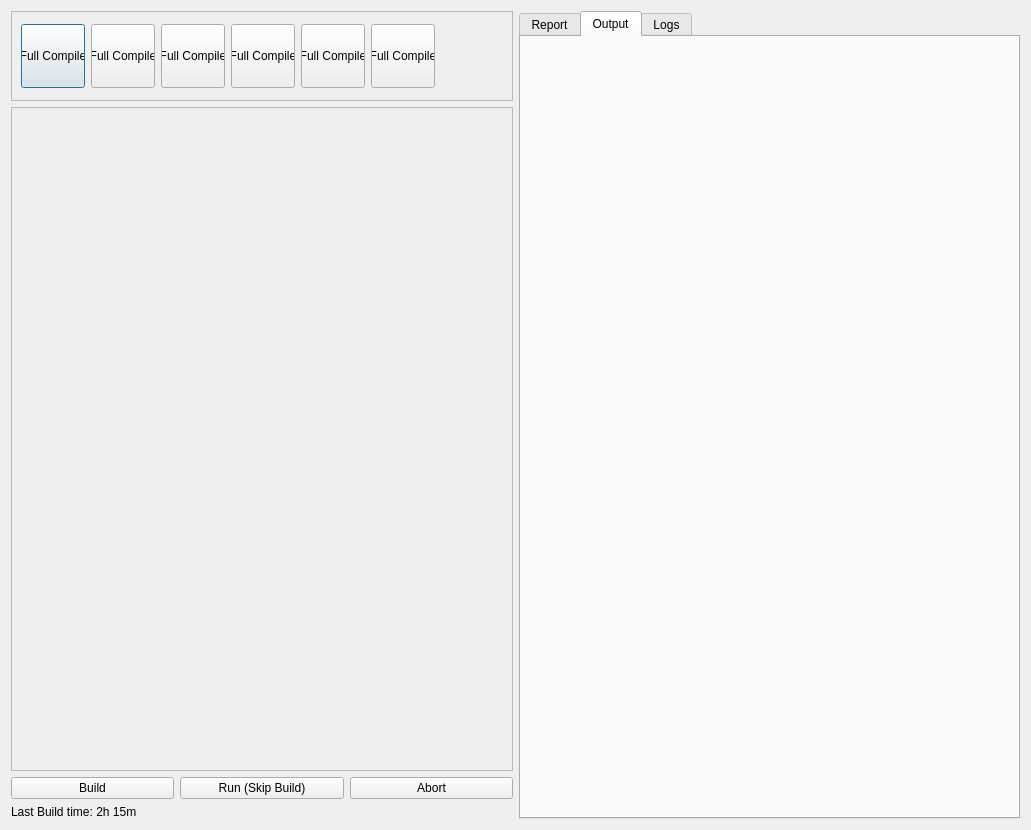
Old version of the form src/forms/mapbuilder/main.ui in the repository dertwist/Hammer5Tools.
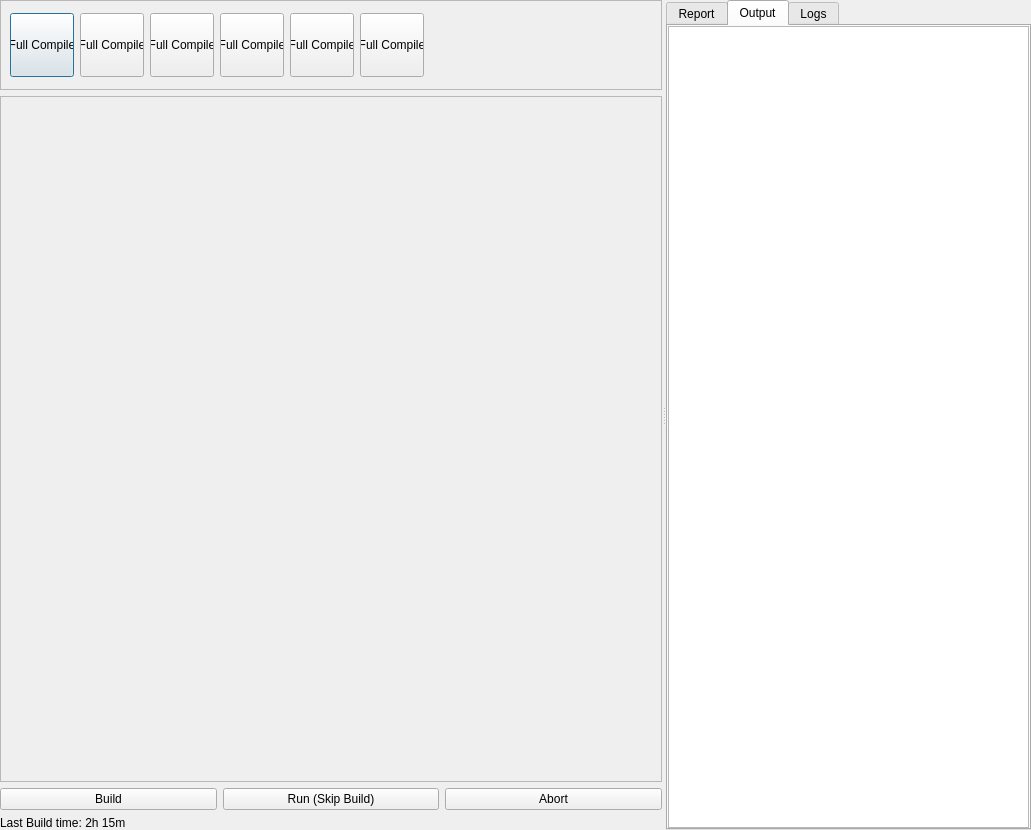
New version of the form. The open tabs and pages were chosen to show the change. Icons and pictures are not drawn.

```diff
--- a/src/forms/mapbuilder/main.ui
+++ b/src/forms/mapbuilder/main.ui
@@ -32,8 +32,25 @@
   <property name="modal">
    <bool>false</bool>
   </property>
-  <layout class="QHBoxLayout" name="horizontalLayout_3">
+  <layout class="QVBoxLayout" name="verticalLayout_6">
+   <property name="leftMargin">
+    <number>0</number>
+   </property>
+   <property name="topMargin">
+    <number>0</number>
+   </property>
+   <property name="rightMargin">
+    <number>0</number>
+   </property>
+   <property name="bottomMargin">
+    <number>0</number>
+   </property>
    <item>
+    <widget class="QSplitter" name="splitter">
+     <property name="orientation">
+      <enum>Qt::Orientation::Horizontal</enum>
+     </property>
+     <widget class="QWidget" name="layoutWidget">
     <layout class="QVBoxLayout" name="verticalLayout_2">
      <item>
       <widget class="QScrollArea" name="build_presets">
@@ -51,7 +68,7 @@
          <rect>
           <x>0</x>
           <y>0</y>
-          <width>500</width>
+            <width>648</width>
           <height>88</height>
          </rect>
         </property>
@@ -359,8 +376,8 @@
          <rect>
           <x>0</x>
           <y>0</y>
-          <width>500</width>
-          <height>658</height>
+            <width>648</width>
+            <height>676</height>
          </rect>
         </property>
         <layout class="QVBoxLayout" name="verticalLayout">
@@ -427,8 +444,8 @@
       </widget>
      </item>
     </layout>
-   </item>
-   <item>
+     </widget>
+     <widget class="QWidget" name="layoutWidget">
     <layout class="QHBoxLayout" name="horizontalLayout_2">
      <item>
       <widget class="QTabWidget" name="tabWidget">
@@ -549,6 +566,9 @@
          <property name="bottomMargin">
           <number>0</number>
          </property>
+           <item>
+            <widget class="QListWidget" name="output_list_widget"/>
+           </item>
         </layout>
        </widget>
        <widget class="QWidget" name="logs">
@@ -576,6 +596,8 @@
       </widget>
      </item>
     </layout>
+     </widget>
+    </widget>
    </item>
   </layout>
  </widget>
```
Left out of the diff: 4 changed lines with no effect on the pictures. Lines whose indentation alone changed are shown as unchanged.
